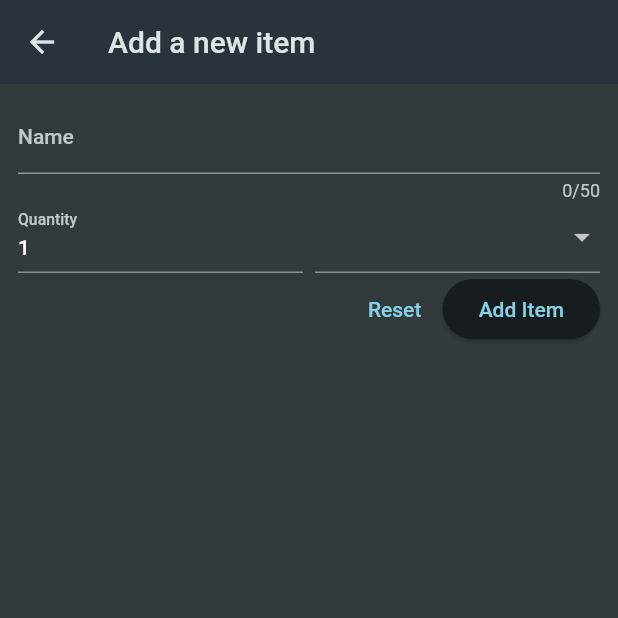
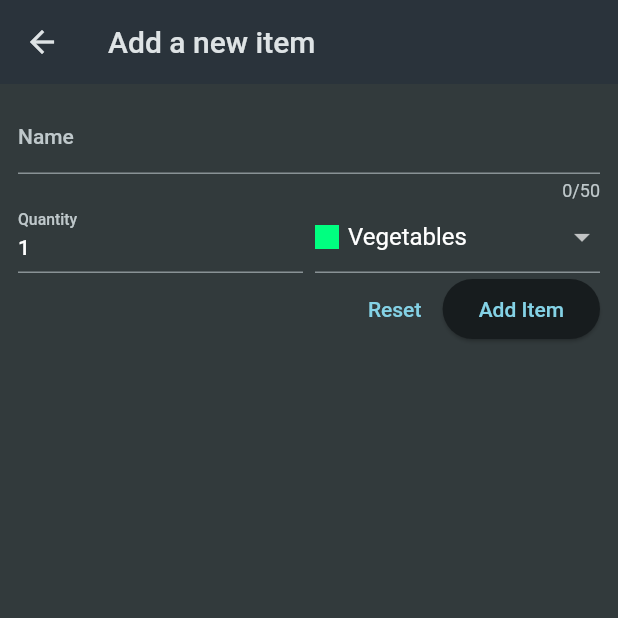
Before and after one commit to hyzic23/shoppinglist, a Flutter app: the screen it shows after launch, after a tap on the "add" icon, on a phone screen of 412 x 824 dp, the top half of it. Run offline on Flutter 3.47's test engine with Material 2 defaults, Android fonts, the phone set to English and light mode, and no system bars.

Commit message:
Added Save Item logic and Delete and completed Shopping List

```diff
--- a/lib/widgets/grocery_list.dart
+++ b/lib/widgets/grocery_list.dart
@@ -1,5 +1,5 @@
 import 'package:flutter/material.dart';
-import 'package:shopping_list/data/dummy_items.dart';
+import 'package:shopping_list/models/grocery_item.dart';
 import 'package:shopping_list/widgets/new_item.dart';
 
 class GroceryList extends StatefulWidget {
@@ -10,34 +10,64 @@ class GroceryList extends StatefulWidget {
 }
 
 class _GroceryListState extends State<GroceryList> {
-  void _addItem() {
-    Navigator.of(context).push(
+  final List<GroceryItem> _groceryItems = [];
+
+  void _addItem() async {
+    final newItem = await Navigator.of(context).push<GroceryItem>(
       MaterialPageRoute(
         builder: (context) => const NewItem(),
       ),
     );
+
+    if (newItem == null) {
+      return;
+    }
+
+    setState(() {
+      _groceryItems.add(newItem);
+    });
+  }
+
+  void _removeItem(GroceryItem item) {
+    setState(() {
+      _groceryItems.remove(item);
+    });
   }
 
   @override
   Widget build(BuildContext context) {
+    Widget content = const Center(
+      child: Text('No items added yet.'),
+    );
+
+    if (_groceryItems.isNotEmpty) {
+      content = ListView.builder(
+          itemCount: _groceryItems.length,
+          itemBuilder: (ctx, index) => Dismissible(
+                onDismissed: (direction) {
+                  _removeItem(_groceryItems[index]);
+                },
+                key: ValueKey(_groceryItems[index].id),
+                child: ListTile(
+                  title: Text(_groceryItems[index].name),
+                  leading: Container(
+                    width: 24,
+                    height: 24,
+                    color: _groceryItems[index].category.color,
+                  ),
+                  trailing: Text(
+                    _groceryItems[index].quantity.toString(),
+                  ),
+                ),
+              ));
+    }
+
     return Scaffold(
       appBar: AppBar(
         title: const Text('Your Groceries'),
         actions: [IconButton(onPressed: _addItem, icon: Icon(Icons.add))],
       ),
-      body: ListView.builder(
-          itemCount: groceryItems.length,
-          itemBuilder: (ctx, index) => ListTile(
-                title: Text(groceryItems[index].name),
-                leading: Container(
-                  width: 24,
-                  height: 24,
-                  color: groceryItems[index].category.color,
-                ),
-                trailing: Text(
-                  groceryItems[index].quantity.toString(),
-                ),
-              )),
+      body: content,
     );
   }
 }
--- a/lib/widgets/new_item.dart
+++ b/lib/widgets/new_item.dart
@@ -1,5 +1,7 @@
 import 'package:flutter/material.dart';
 import 'package:shopping_list/data/categories.dart';
+import 'package:shopping_list/models/catergory.dart';
+import 'package:shopping_list/models/grocery_item.dart';
 
 class NewItem extends StatefulWidget {
   const NewItem({super.key});
@@ -9,6 +11,23 @@ class NewItem extends StatefulWidget {
 }
 
 class _NewItemState extends State<NewItem> {
+  var _enteredName = '';
+  var _enteredQuantity = 1;
+  var _selectedCategory = categories[Categories.vegetables]!;
+
+  final _formKey = GlobalKey<FormState>();
+
+  void _saveItem() {
+    if (_formKey.currentState!.validate()) {
+      _formKey.currentState!.save();
+      Navigator.of(context).pop(GroceryItem(
+          id: DateTime.now().toString(),
+          name: _enteredName,
+          quantity: _enteredQuantity,
+          category: _selectedCategory));
+    }
+  }
+
   @override
   Widget build(BuildContext context) {
     return Scaffold(
@@ -18,6 +37,7 @@ class _NewItemState extends State<NewItem> {
       body: Padding(
         padding: const EdgeInsets.all(12),
         child: Form(
+            key: _formKey,
             child: Column(
               children: [
                 TextFormField(
@@ -34,6 +54,9 @@ class _NewItemState extends State<NewItem> {
                     }
                     return null;
                   },
+                  onSaved: (value) {
+                    _enteredName = value!;
+                  },
                 ),
                 Row(
                   crossAxisAlignment: CrossAxisAlignment.end,
@@ -43,6 +66,7 @@ class _NewItemState extends State<NewItem> {
                         decoration: const InputDecoration(
                           label: Text('Quantity'),
                         ),
+                        keyboardType: TextInputType.number,
                         initialValue: '1',
                         validator: (value) {
                           if (value == null ||
@@ -53,11 +77,16 @@ class _NewItemState extends State<NewItem> {
                           }
                           return null;
                         },
+                        onSaved: (value) {
+                          _enteredQuantity = int.parse(value!);
+                        },
                       ),
                     ),
                     const SizedBox(width: 8),
                     Expanded(
-                  child: DropdownButtonFormField(items: [
+                      child: DropdownButtonFormField(
+                          value: _selectedCategory,
+                          items: [
                             for (final category in categories.entries)
                               DropdownMenuItem(
                                   value: category.value,
@@ -72,7 +101,12 @@ class _NewItemState extends State<NewItem> {
                                       Text(category.value.title),
                                     ],
                                   ))
-                  ], onChanged: (value) {}),
+                          ],
+                          onChanged: (value) {
+                            setState(() {
+                              _selectedCategory = value!;
+                            });
+                          }),
                     ),
                   ],
                 ),
@@ -81,11 +115,13 @@ class _NewItemState extends State<NewItem> {
                   mainAxisAlignment: MainAxisAlignment.end,
                   children: [
                     TextButton(
-                  onPressed: () {},
+                      onPressed: () {
+                        _formKey.currentState!.reset();
+                      },
                       child: const Text('Reset'),
                     ),
                     ElevatedButton(
-                  onPressed: () {},
+                      onPressed: _saveItem,
                       child: const Text('Add Item'),
                     )
                   ],
```
Lines whose indentation alone changed are shown as unchanged.
